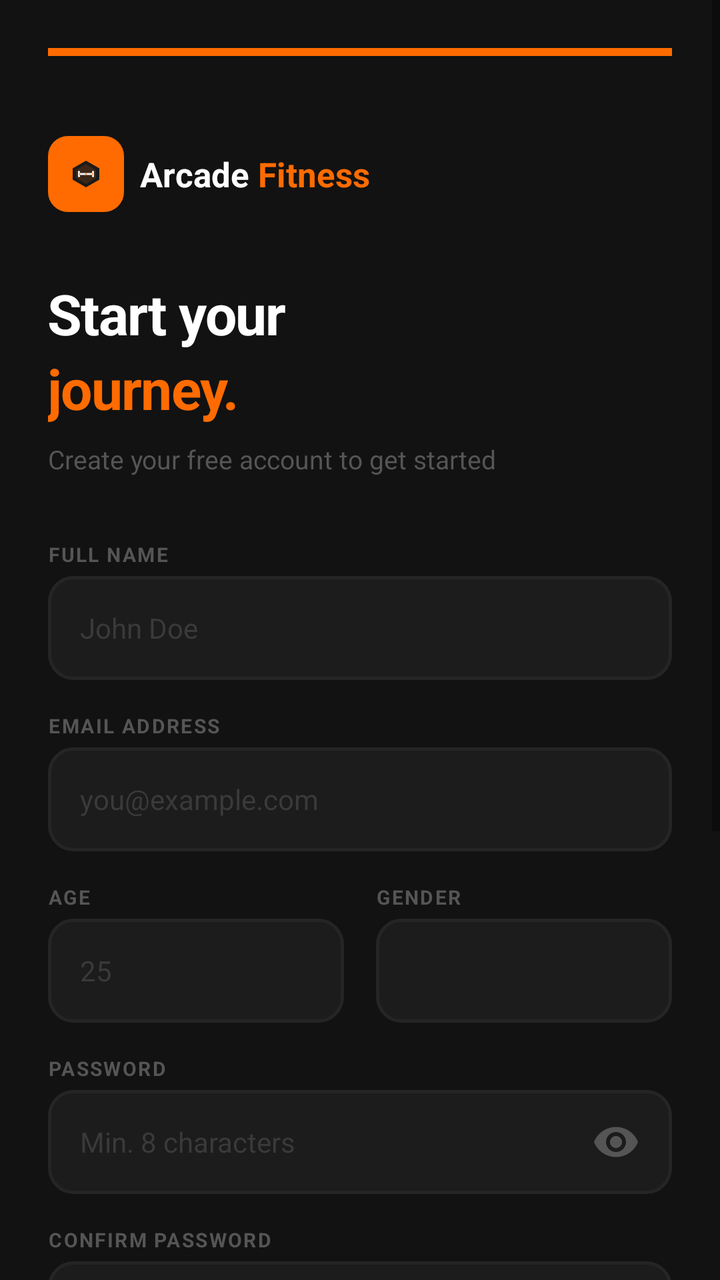
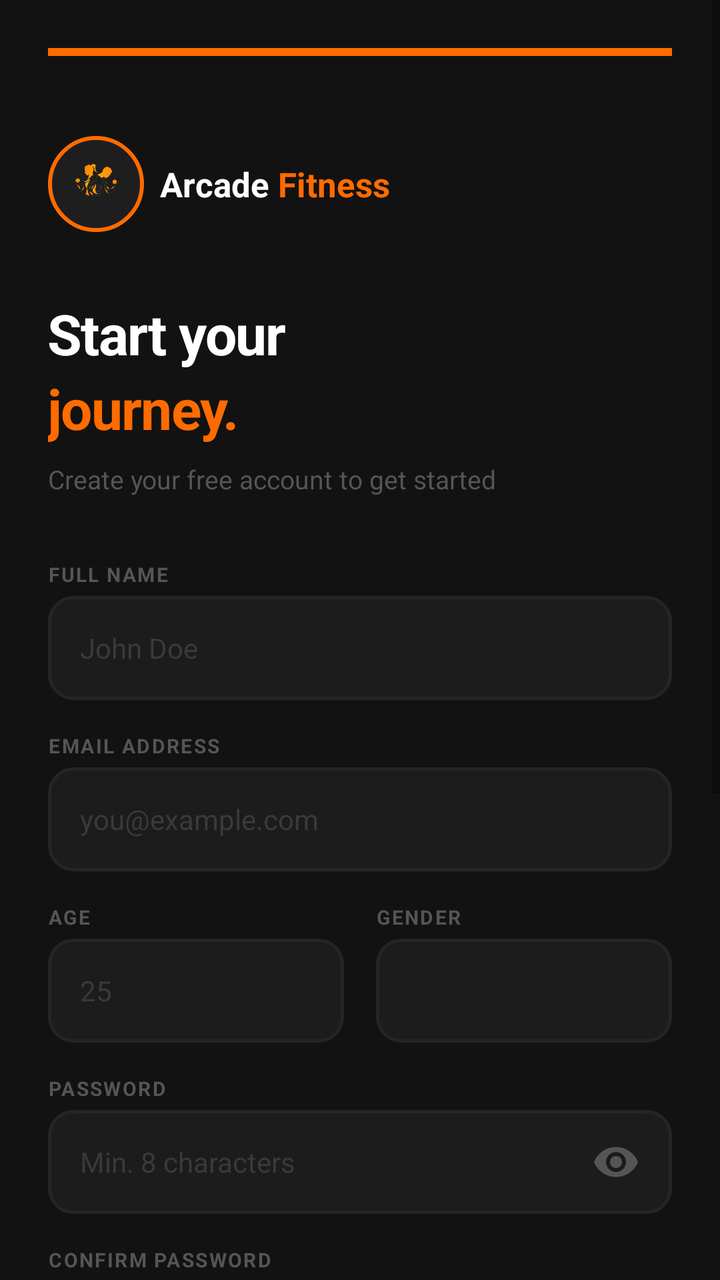

The first picture is an Android layout as it rendered before a commit; the second is the same layout after the commit. The layout source and the unified diff follow.
<!-- AndroidManifest.xml: application theme Theme.ArcadeFitness -->
<!-- res/layout/activity_register.xml -->
<?xml version="1.0" encoding="utf-8"?>
<ScrollView xmlns:android="http://schemas.android.com/apk/res/android"
    android:layout_width="match_parent"
    android:layout_height="match_parent"
    android:background="@color/bg_primary"
    android:fillViewport="true">

    <LinearLayout
        android:layout_width="match_parent"
        android:layout_height="wrap_content"
        android:orientation="vertical"
        android:padding="@dimen/screen_padding_h">

        
        <View
            android:layout_width="match_parent"
            android:layout_height="@dimen/top_bar_height"
            android:background="@color/orange_primary"
            android:layout_marginStart="-24dp"
            android:layout_marginEnd="-24dp"
            android:layout_marginBottom="@dimen/space_xl" />

        
        <LinearLayout
            android:layout_width="wrap_content"
            android:layout_height="wrap_content"
            android:orientation="horizontal"
            android:gravity="center_vertical"
            android:layout_marginTop="@dimen/space_sm"
            android:layout_marginBottom="@dimen/space_xl">

            <FrameLayout
                android:layout_width="38dp"
                android:layout_height="38dp"
                android:background="@drawable/bg_logo_tile_small">
                <ImageView
                    android:layout_width="22dp"
                    android:layout_height="16dp"
                    android:layout_gravity="center"
                    android:src="@drawable/ic_logo_hexagon"
                    android:contentDescription="Arcade Fitness logo" />
            </FrameLayout>

            <TextView
                android:layout_width="wrap_content"
                android:layout_height="wrap_content"
                android:text="Arcade "
                android:textSize="17sp"
                android:textStyle="bold"
                android:textColor="@color/text_primary"
                android:layout_marginStart="@dimen/space_sm" />

            <TextView
                android:layout_width="wrap_content"
                android:layout_height="wrap_content"
                android:text="Fitness"
                android:textSize="17sp"
                android:textStyle="bold"
                android:textColor="@color/orange_primary" />
        </LinearLayout>

        
        <TextView
            android:layout_width="wrap_content"
            android:layout_height="wrap_content"
            android:text="@string/start_your"
            android:textSize="28sp"
            android:textStyle="bold"
            android:textColor="@color/text_primary"
            android:letterSpacing="-0.02" />

        <TextView
            android:layout_width="wrap_content"
            android:layout_height="wrap_content"
            android:text="@string/journey"
            android:textSize="28sp"
            android:textStyle="bold"
            android:textColor="@color/orange_primary"
            android:letterSpacing="-0.02" />

        <TextView
            android:layout_width="wrap_content"
            android:layout_height="wrap_content"
            android:text="@string/register_subtitle"
            android:textSize="13sp"
            android:textColor="@color/text_muted"
            android:layout_marginTop="@dimen/space_sm"
            android:layout_marginBottom="@dimen/space_xl" />

        
        <TextView style="@style/Text.Label"
            android:layout_width="wrap_content"
            android:layout_height="wrap_content"
            android:text="@string/label_full_name"
            android:layout_marginBottom="@dimen/space_xs" />
        <EditText
            android:id="@+id/etFullName"
            style="@style/Input.Dark"
            android:layout_width="match_parent"
            android:layout_height="@dimen/input_height"
            android:hint="@string/hint_full_name"
            android:inputType="textPersonName|textCapWords"
            android:imeOptions="actionNext"
            android:layout_marginBottom="@dimen/space_md" />

        
        <TextView style="@style/Text.Label"
            android:layout_width="wrap_content"
            android:layout_height="wrap_content"
            android:text="@string/label_email_address"
            android:layout_marginBottom="@dimen/space_xs" />
        <EditText
            android:id="@+id/etEmail"
            style="@style/Input.Dark"
            android:layout_width="match_parent"
            android:layout_height="@dimen/input_height"
            android:hint="@string/hint_email"
            android:inputType="textEmailAddress"
            android:imeOptions="actionNext"
            android:layout_marginBottom="@dimen/space_md" />

        
        <LinearLayout
            android:layout_width="match_parent"
            android:layout_height="wrap_content"
            android:orientation="horizontal"
            android:layout_marginBottom="@dimen/space_md">

            <LinearLayout
                android:layout_width="0dp"
                android:layout_height="wrap_content"
                android:layout_weight="1"
                android:orientation="vertical"
                android:layout_marginEnd="@dimen/space_sm">
                <TextView style="@style/Text.Label"
                    android:layout_width="wrap_content"
                    android:layout_height="wrap_content"
                    android:text="@string/label_age"
                    android:layout_marginBottom="@dimen/space_xs" />
                <EditText
                    android:id="@+id/etAge"
                    style="@style/Input.Dark"
                    android:layout_width="match_parent"
                    android:layout_height="@dimen/input_height"
                    android:hint="@string/hint_age"
                    android:inputType="number"
                    android:imeOptions="actionNext" />
            </LinearLayout>

            <LinearLayout
                android:layout_width="0dp"
                android:layout_height="wrap_content"
                android:layout_weight="1"
                android:orientation="vertical"
                android:layout_marginStart="@dimen/space_sm">
                <TextView style="@style/Text.Label"
                    android:layout_width="wrap_content"
                    android:layout_height="wrap_content"
                    android:text="@string/label_gender"
                    android:layout_marginBottom="@dimen/space_xs" />
                
                <Spinner
                    android:id="@+id/spinnerGender"
                    android:layout_width="match_parent"
                    android:layout_height="@dimen/input_height"
                    android:background="@drawable/bg_input_default"
                    android:paddingStart="16dp"
                    android:paddingEnd="16dp"
                    android:textColor="@color/text_primary" />
            </LinearLayout>
        </LinearLayout>

        
        <TextView style="@style/Text.Label"
            android:layout_width="wrap_content"
            android:layout_height="wrap_content"
            android:text="@string/label_password"
            android:layout_marginBottom="@dimen/space_xs" />
        <FrameLayout
            android:layout_width="match_parent"
            android:layout_height="wrap_content"
            android:layout_marginBottom="@dimen/space_md">
            <EditText
                android:id="@+id/etPassword"
                style="@style/Input.Dark"
                android:layout_width="match_parent"
                android:layout_height="@dimen/input_height"
                android:hint="@string/hint_password"
                android:inputType="textPassword"
                android:imeOptions="actionNext"
                android:paddingEnd="52dp" />
            <ImageButton
                android:id="@+id/btnTogglePassword"
                android:layout_width="@dimen/icon_btn_size"
                android:layout_height="@dimen/icon_btn_size"
                android:layout_gravity="end|center_vertical"
                android:layout_marginEnd="@dimen/space_sm"
                android:background="@color/transparent"
                android:src="@drawable/ic_eye"
                android:contentDescription="Toggle password visibility" />
        </FrameLayout>

        
        <TextView style="@style/Text.Label"
            android:layout_width="wrap_content"
            android:layout_height="wrap_content"
            android:text="@string/label_confirm_password"
            android:layout_marginBottom="@dimen/space_xs" />
        <FrameLayout
            android:layout_width="match_parent"
            android:layout_height="wrap_content"
            android:layout_marginBottom="@dimen/space_xl">
            <EditText
                android:id="@+id/etConfirmPassword"
                style="@style/Input.Dark"
                android:layout_width="match_parent"
                android:layout_height="@dimen/input_height"
                android:hint="@string/hint_confirm"
                android:inputType="textPassword"
                android:imeOptions="actionDone"
                android:paddingEnd="52dp" />
            <ImageButton
                android:id="@+id/btnToggleConfirm"
                android:layout_width="@dimen/icon_btn_size"
                android:layout_height="@dimen/icon_btn_size"
                android:layout_gravity="end|center_vertical"
                android:layout_marginEnd="@dimen/space_sm"
                android:background="@color/transparent"
                android:src="@drawable/ic_eye"
                android:contentDescription="Toggle confirm password visibility" />
        </FrameLayout>

        
        <Button
            android:id="@+id/btnCreateAccount"
            style="@style/Button.Primary"
            android:layout_width="match_parent"
            android:layout_height="@dimen/button_height"
            android:text="@string/btn_create_account"
            android:layout_marginBottom="@dimen/space_lg" />

        
        <LinearLayout
            android:layout_width="match_parent"
            android:layout_height="wrap_content"
            android:orientation="horizontal"
            android:gravity="center_vertical"
            android:layout_marginBottom="@dimen/space_lg">
            <View android:layout_width="0dp" android:layout_height="1dp" android:layout_weight="1" android:background="@color/border_subtle" />
            <TextView
                android:layout_width="wrap_content"
                android:layout_height="wrap_content"
                android:text="@string/or_sign_up_with"
                android:textSize="11sp"
                android:textColor="@color/text_disabled"
                android:layout_marginStart="@dimen/space_md"
                android:layout_marginEnd="@dimen/space_md" />
            <View android:layout_width="0dp" android:layout_height="1dp" android:layout_weight="1" android:background="@color/border_subtle" />
        </LinearLayout>

        
        <Button
            android:id="@+id/btnGoogle"
            style="@style/Button.Secondary"
            android:layout_width="match_parent"
            android:layout_height="@dimen/button_height"
            android:text="@string/btn_google"
            android:drawableStart="@drawable/ic_google"
            android:drawablePadding="@dimen/space_sm"
            android:layout_marginBottom="@dimen/space_lg" />

        
        <LinearLayout
            android:layout_width="wrap_content"
            android:layout_height="wrap_content"
            android:orientation="horizontal"
            android:layout_gravity="center_horizontal"
            android:layout_marginBottom="@dimen/space_sm">
            <TextView
                android:layout_width="wrap_content"
                android:layout_height="wrap_content"
                android:text="@string/have_account"
                android:textSize="13sp"
                android:textColor="@color/text_muted" />
            <TextView
                android:id="@+id/tvSignIn"
                android:layout_width="wrap_content"
                android:layout_height="wrap_content"
                android:text="@string/sign_in"
                android:textSize="13sp"
                android:textColor="@color/orange_primary"
                android:textStyle="bold"
                android:layout_marginStart="@dimen/space_xs" />
        </LinearLayout>

        
        <TextView
            android:layout_width="wrap_content"
            android:layout_height="wrap_content"
            android:text="@string/terms_text"
            android:textSize="11sp"
            android:textColor="@color/text_disabled"
            android:layout_gravity="center_horizontal"
            android:gravity="center"
            android:layout_marginBottom="@dimen/space_md" />

    </LinearLayout>
</ScrollView>
<!-- resources referenced by this layout -->
<resources>
  <color name="bg_primary">#121212</color>
  <color name="border_subtle">#1E1E1E</color>
  <color name="orange_primary">#FF6B00</color>
  <color name="text_disabled">#444444</color>
  <color name="text_muted">#555555</color>
  <color name="text_primary">#FFFFFF</color>
  <color name="transparent">#00000000</color>
  <dimen name="button_height">52dp</dimen>
  <dimen name="icon_btn_size">40dp</dimen>
  <dimen name="input_height">52dp</dimen>
  <dimen name="screen_padding_h">24dp</dimen>
  <dimen name="space_lg">24dp</dimen>
  <dimen name="space_md">16dp</dimen>
  <dimen name="space_sm">8dp</dimen>
  <dimen name="space_xl">32dp</dimen>
  <dimen name="space_xs">4dp</dimen>
  <dimen name="top_bar_height">4dp</dimen>
  <!-- drawable bg_logo_tile_small (drawable) -->
  <?xml version="1.0" encoding="utf-8"?>
  <shape xmlns:android="http://schemas.android.com/apk/res/android"
      android:shape="rectangle">
      <solid android:color="@color/orange_primary" />
      <corners android:radius="10dp" />
  </shape>
  <!-- drawable ic_logo_hexagon (drawable) -->
  <?xml version="1.0" encoding="utf-8"?>
  <vector xmlns:android="http://schemas.android.com/apk/res/android"
      android:width="72dp"
      android:height="64dp"
      android:viewportWidth="72"
      android:viewportHeight="64">
  
      
      <path
          android:pathData="M36,4 L64,20 L64,44 L36,60 L8,44 L8,20 Z"
          android:fillColor="#1A1A1A"
          android:strokeColor="#FF6B00"
          android:strokeWidth="2.5"/>
  
      
      <path
          android:pathData="M36,12 L56,24 L56,40 L36,52 L16,40 L16,24 Z"
          android:fillColor="#FF6B00"
          android:fillAlpha="0.15"/>
  
      
      <path
          android:pathData="M24,30 L48,30 L48,34 L24,34 Z"
          android:fillColor="#FFFFFF"
          android:fillAlpha="0.95"/>
  
      
      <path
          android:pathData="M20,26 L24,26 L24,38 L20,38 Z"
          android:fillColor="#FFFFFF"
          android:fillAlpha="0.95"/>
  
      
      <path
          android:pathData="M48,26 L52,26 L52,38 L48,38 Z"
          android:fillColor="#FFFFFF"
          android:fillAlpha="0.95"/>
  
      
      <path
          android:pathData="M22,29 L24,29 L24,35 L22,35 Z"
          android:fillColor="#FF6B00"
          android:fillAlpha="0.6"/>
  
      
      <path
          android:pathData="M48,29 L50,29 L50,35 L48,35 Z"
          android:fillColor="#FF6B00"
          android:fillAlpha="0.6"/>
  
      
      <path
          android:pathData="M35,30 L37,30 L37,34 L35,34 Z"
          android:fillColor="#FF6B00"/>
  
  </vector>
  <string name="btn_create_account">Create Account</string>
  <string name="btn_google">Continue with Google</string>
  <string name="have_account">Already have an account?</string>
  <string name="hint_age">25</string>
  <string name="hint_confirm">Repeat your password</string>
  <string name="hint_email">you@example.com</string>
  <string name="hint_full_name">John Doe</string>
  <string name="hint_password">Min. 8 characters</string>
  <string name="journey">journey.</string>
  <string name="label_age">AGE</string>
  <string name="label_email_address">EMAIL ADDRESS</string>
  <string name="label_full_name">FULL NAME</string>
  <string name="label_gender">GENDER</string>
  <string name="label_password">PASSWORD</string>
  <string name="or_sign_up_with">or sign up with</string>
  <string name="sign_in">Sign in</string>
  <string name="start_your">Start your</string>
  <color name="bg_input">#1C1C1C</color>
  <color name="border_default">#252525</color>
  <dimen name="radius_input">12dp</dimen>
  <color name="white">#FFFFFF</color>
  <dimen name="text_md">14sp</dimen>
  <color name="text_hint">#3A3A3A</color>
  <dimen name="text_xs">10sp</dimen>
  <color name="orange_dark">#CC5500</color>
  <color name="orange_light">#FF8C33</color>
  <color name="status_bar">#121212</color>
  <color name="nav_bar">#161616</color>
  <dimen name="radius_button">14dp</dimen>
  <color name="bg_elevated">#252525</color>
  <color name="border_active">#FF6B00</color>
  <color name="bg_card">#1A1A1A</color>
  <!-- unchanged entries left out for length: 13 -->
</resources>

<!-- the commit's change to res/layout/activity_register.xml (unified diff, before → after) -->
@@ -30,12 +30,12 @@
             android:layout_marginBottom="@dimen/space_xl">
 
             <FrameLayout
-                android:layout_width="38dp"
-                android:layout_height="38dp"
-                android:background="@drawable/bg_logo_tile_small">
+                android:layout_width="48dp"
+                android:layout_height="48dp"
+                android:background="@drawable/bg_logo_circle">
                 <ImageView
-                    android:layout_width="22dp"
-                    android:layout_height="16dp"
+                    android:layout_width="36dp"
+                    android:layout_height="36dp"
                     android:layout_gravity="center"
                     android:src="@drawable/ic_logo_hexagon"
                     android:contentDescription="Arcade Fitness logo" />
@@ -237,26 +237,8 @@
             android:layout_width="match_parent"
             android:layout_height="@dimen/button_height"
             android:text="@string/btn_create_account"
-            android:layout_marginBottom="@dimen/space_lg" />
-
-        
-        <LinearLayout
-            android:layout_width="match_parent"
-            android:layout_height="wrap_content"
-            android:orientation="horizontal"
-            android:gravity="center_vertical"
-            android:layout_marginBottom="@dimen/space_lg">
-            <View android:layout_width="0dp" android:layout_height="1dp" android:layout_weight="1" android:background="@color/border_subtle" />
-            <TextView
-                android:layout_width="wrap_content"
-                android:layout_height="wrap_content"
-                android:text="@string/or_sign_up_with"
-                android:textSize="11sp"
-                android:textColor="@color/text_disabled"
-                android:layout_marginStart="@dimen/space_md"
-                android:layout_marginEnd="@dimen/space_md" />
-            <View android:layout_width="0dp" android:layout_height="1dp" android:layout_weight="1" android:background="@color/border_subtle" />
-        </LinearLayout>
+            android:letterSpacing="0.03"
+            android:layout_marginBottom="@dimen/space_md" />
 
         
         <Button
@@ -264,9 +246,23 @@
             style="@style/Button.Secondary"
             android:layout_width="match_parent"
             android:layout_height="@dimen/button_height"
-            android:text="@string/btn_google"
+            android:text="@string/btn_google_soon"
+            android:alpha="0.5"
+            android:letterSpacing="0.03"
             android:drawableStart="@drawable/ic_google"
             android:drawablePadding="@dimen/space_sm"
+            android:layout_marginTop="@dimen/space_md"
+            android:layout_marginBottom="@dimen/space_sm" />
+
+        
+        <Button
+            android:id="@+id/btnGuest"
+            style="@style/Button.Secondary"
+            android:layout_width="match_parent"
+            android:layout_height="@dimen/button_height"
+            android:text="@string/btn_guest"
+            android:letterSpacing="0.03"
+            android:layout_marginTop="@dimen/space_sm"
             android:layout_marginBottom="@dimen/space_lg" />
 
         
<!-- resource entries referenced after the edit -->
@@ -1,7 +1,6 @@
 <!-- resources referenced by this layout -->
 <resources>
   <color name="bg_primary">#121212</color>
-  <color name="border_subtle">#1E1E1E</color>
   <color name="orange_primary">#FF6B00</color>
   <color name="text_disabled">#444444</color>
   <color name="text_muted">#555555</color>
@@ -17,72 +16,17 @@
   <dimen name="space_xl">32dp</dimen>
   <dimen name="space_xs">4dp</dimen>
   <dimen name="top_bar_height">4dp</dimen>
-  <!-- drawable bg_logo_tile_small (drawable) -->
+  <!-- drawable bg_logo_circle (drawable) -->
   <?xml version="1.0" encoding="utf-8"?>
   <shape xmlns:android="http://schemas.android.com/apk/res/android"
-      android:shape="rectangle">
-      <solid android:color="@color/orange_primary" />
-      <corners android:radius="10dp" />
+      android:shape="oval">
+      <solid android:color="#1E1E1E" />
+      <stroke android:width="2dp" android:color="@color/orange_primary" />
   </shape>
-  <!-- drawable ic_logo_hexagon (drawable) -->
-  <?xml version="1.0" encoding="utf-8"?>
-  <vector xmlns:android="http://schemas.android.com/apk/res/android"
-      android:width="72dp"
-      android:height="64dp"
-      android:viewportWidth="72"
-      android:viewportHeight="64">
-  
-      
-      <path
-          android:pathData="M36,4 L64,20 L64,44 L36,60 L8,44 L8,20 Z"
-          android:fillColor="#1A1A1A"
-          android:strokeColor="#FF6B00"
-          android:strokeWidth="2.5"/>
-  
-      
-      <path
-          android:pathData="M36,12 L56,24 L56,40 L36,52 L16,40 L16,24 Z"
-          android:fillColor="#FF6B00"
-          android:fillAlpha="0.15"/>
-  
-      
-      <path
-          android:pathData="M24,30 L48,30 L48,34 L24,34 Z"
-          android:fillColor="#FFFFFF"
-          android:fillAlpha="0.95"/>
-  
-      
-      <path
-          android:pathData="M20,26 L24,26 L24,38 L20,38 Z"
-          android:fillColor="#FFFFFF"
-          android:fillAlpha="0.95"/>
-  
-      
-      <path
-          android:pathData="M48,26 L52,26 L52,38 L48,38 Z"
-          android:fillColor="#FFFFFF"
-          android:fillAlpha="0.95"/>
-  
-      
-      <path
-          android:pathData="M22,29 L24,29 L24,35 L22,35 Z"
-          android:fillColor="#FF6B00"
-          android:fillAlpha="0.6"/>
-  
-      
-      <path
-          android:pathData="M48,29 L50,29 L50,35 L48,35 Z"
-          android:fillColor="#FF6B00"
-          android:fillAlpha="0.6"/>
-  
-      
-      <path
-          android:pathData="M35,30 L37,30 L37,34 L35,34 Z"
-          android:fillColor="#FF6B00"/>
-  
-  </vector>
+  <!-- drawable ic_logo_hexagon: png bitmap (drawable, 60463 bytes) -->
   <string name="btn_create_account">Create Account</string>
-  <string name="btn_google">Continue with Google</string>
+  <string name="btn_google_soon">Google Sign-In (Coming Soon)</string>
+  <string name="btn_guest">Continue as Guest</string>
   <string name="have_account">Already have an account?</string>
   <string name="hint_age">25</string>
   <string name="hint_confirm">Repeat your password</string>
@@ -95,7 +39,6 @@
   <string name="label_full_name">FULL NAME</string>
   <string name="label_gender">GENDER</string>
   <string name="label_password">PASSWORD</string>
-  <string name="or_sign_up_with">or sign up with</string>
   <string name="sign_in">Sign in</string>
   <string name="start_your">Start your</string>
   <color name="bg_input">#1C1C1C</color>
